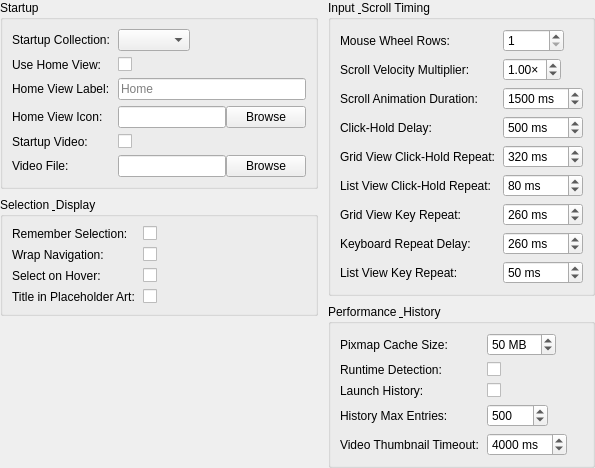
First picture: the form in src/ui/dialogs/generalsettingspanel.ui, repository EtherAura/Kartend, before the edit.
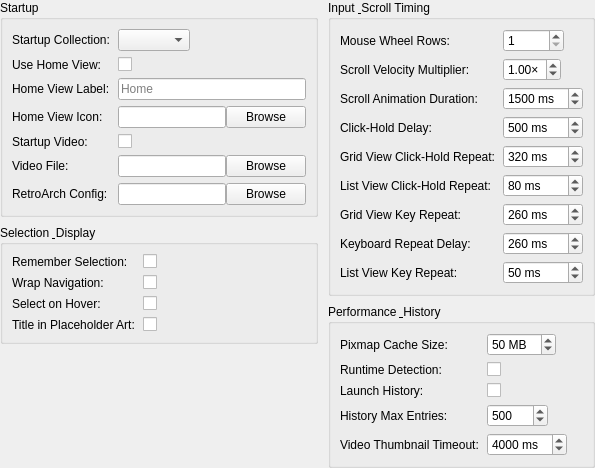
Second picture: the form after the edit.

```diff
--- a/src/ui/dialogs/generalsettingspanel.ui
+++ b/src/ui/dialogs/generalsettingspanel.ui
@@ -40,6 +40,13 @@
           <item><widget class="QPushButton" name="browseStartupVideoButton"><property name="text"><string>Browse</string></property></widget></item>
          </layout>
         </item>
+        <item row="6" column="0"><widget class="QLabel" name="retroarchConfigLabel"><property name="text"><string>RetroArch Config:</string></property></widget></item>
+        <item row="6" column="1">
+         <layout class="QHBoxLayout" name="retroarchConfigLayout">
+          <item><widget class="QLineEdit" name="retroarchConfigLineEdit"><property name="toolTip"><string>Optional path to a retroarch.cfg file or a libretro core directory, used to list installed cores in the collection Core picker. Empty auto-detects the standard RetroArch config location.</string></property></widget></item>
+          <item><widget class="QPushButton" name="browseRetroarchConfigButton"><property name="text"><string>Browse</string></property></widget></item>
+         </layout>
+        </item>
        </layout>
       </widget>
      </item>
```
